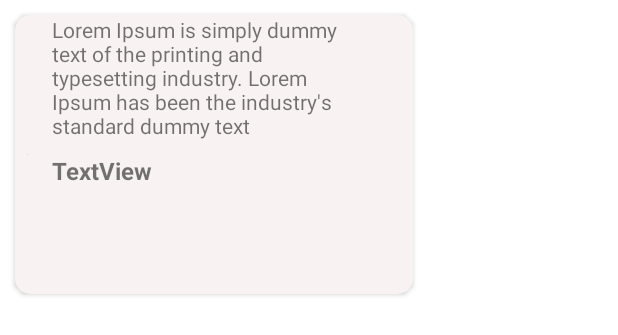
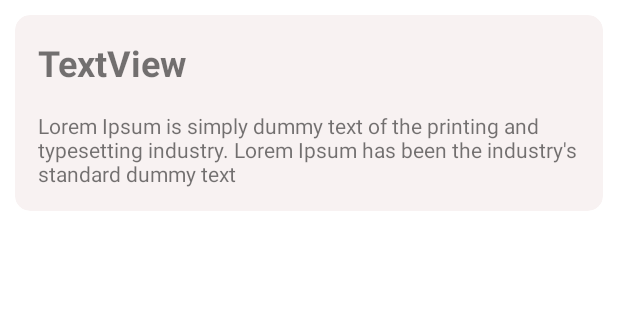
Before and after one commit to SenRecep/agriculture-application, an Android app: the layout post_item.xml on its own in the app's theme, with its tools: preview values and no code run, on a phone screen of 412 x 824 dp. Shown: the top 335 px of the screen. Run offline under Robolectric (Android 15) with nearby library versions, the phone set to English and light mode, and no system bars; network calls fail.

Commit message:
finish today

```diff
--- a/src/clients/android/app/src/main/java/com/example/agricultureapplication/MainActivity.kt
+++ b/src/clients/android/app/src/main/java/com/example/agricultureapplication/MainActivity.kt
@@ -89,7 +89,7 @@ class MainActivity : AppCompatActivity() {
     override fun onOptionsItemSelected(item: MenuItem): Boolean {
         return when (item.itemId) {
             R.id.action_info -> {
-                Toast.makeText(GlobalApp.getAppContext(), "Recep Şen (192804015)\nHikmet Gezmen (192804008)\nAli Eren Eriş (192802001)", Toast.LENGTH_LONG)
+                Toast.makeText(GlobalApp.getAppContext(), "Recep Şen (192804015)\nHikmet Gezmen (192804008)", Toast.LENGTH_LONG)
                     .show()
                 true
             }
--- a/src/clients/android/app/src/main/java/com/example/agricultureapplication/ui/posts/postsUpdate/postsUpdateFragment.kt
+++ b/src/clients/android/app/src/main/java/com/example/agricultureapplication/ui/posts/postsUpdate/postsUpdateFragment.kt
@@ -31,6 +31,10 @@ class postsUpdateFragment : Fragment() {
 
         fragmentView.txt_post_update_name.editText?.setText(args.post.Name)
         fragmentView.txt_post_update_content.editText?.setText(args.post.Content)
+        fragmentView.text_post_update_fertilizer.editText?.setText(args.post.Fertilizer)
+        fragmentView.txt_post_update_harvest.editText?.setText(args.post.Harvest)
+        fragmentView.txt_post_update_irrigation.editText?.setText(args.post.Irrigation)
+        fragmentView.txt_post_update_planting.editText?.setText(args.post.Planting)
 
         fragmentView.btn_fragment_post_update.setOnClickListener() {
             var postUpdateDto = PostUpdateDto(
--- a/src/clients/android/app/src/main/res/layout/post_item.xml
+++ b/src/clients/android/app/src/main/res/layout/post_item.xml
@@ -2,7 +2,7 @@
 <androidx.cardview.widget.CardView xmlns:android="http://schemas.android.com/apk/res/android"
     xmlns:app="http://schemas.android.com/apk/res-auto"
     xmlns:tools="http://schemas.android.com/tools"
-    android:layout_width="wrap_content"
+    android:layout_width="match_parent"
     android:layout_height="wrap_content"
     android:layout_margin="10dp"
     app:cardBackgroundColor="#F8F2F2"
@@ -13,8 +13,9 @@
     android:layout_margin="3dp">
 
     <androidx.constraintlayout.widget.ConstraintLayout
-        android:layout_width="wrap_content"
+        android:layout_width="match_parent"
         android:layout_height="wrap_content"
+        android:padding="15dp"
         tools:layout_editor_absoluteX="1dp"
         tools:layout_editor_absoluteY="36dp">
 
@@ -22,35 +23,22 @@
             android:id="@+id/txt_name"
             android:layout_width="wrap_content"
             android:layout_height="wrap_content"
-            android:layout_marginStart="16dp"
             android:text="TextView"
-            android:textSize="16sp"
+            android:textSize="24sp"
             android:textStyle="bold"
-            app:layout_constraintStart_toEndOf="@+id/image"
-            app:layout_constraintTop_toTopOf="@+id/image" />
-
-        <ImageView
-            android:id="@+id/image"
-            android:layout_width="wrap_content"
-            android:layout_height="wrap_content"
-            android:layout_marginStart="8dp"
-            android:layout_marginTop="8dp"
-            android:layout_marginBottom="8dp"
-            app:layout_constraintBottom_toBottomOf="parent"
             app:layout_constraintStart_toStartOf="parent"
-            app:layout_constraintTop_toTopOf="parent"
-            tools:srcCompat="@tools:sample/avatars" />
+            app:layout_constraintTop_toTopOf="parent" />
 
         <TextView
             android:id="@+id/txt_content"
-            android:layout_width="207dp"
-            android:layout_height="93dp"
-            android:layout_marginEnd="33dp"
+            android:layout_width="match_parent"
+            android:layout_height="match_parent"
+            android:layout_marginTop="16dp"
             android:maxLength="130"
             android:text="Lorem Ipsum is simply dummy text of the printing and typesetting industry. Lorem Ipsum has been the industry's standard dummy text ever since the 1500s, when an unknown printer took a galley of type and scrambled it to make a type"
-            app:layout_constraintBottom_toBottomOf="@+id/image"
             app:layout_constraintEnd_toEndOf="parent"
-            app:layout_constraintStart_toStartOf="@+id/txt_name" />
+            app:layout_constraintStart_toStartOf="@+id/txt_name"
+            app:layout_constraintTop_toBottomOf="@+id/txt_name" />
 
     </androidx.constraintlayout.widget.ConstraintLayout>
 </androidx.cardview.widget.CardView>
--- a/src/clients/android/app/src/main/res/layout/posts_add_fragment.xml
+++ b/src/clients/android/app/src/main/res/layout/posts_add_fragment.xml
@@ -8,8 +8,8 @@
     tools:context=".ui.posts.postsAdd.postsAddFragment">
 
     <ScrollView
-        android:layout_width="413dp"
-        android:layout_height="623dp"
+        android:layout_width="match_parent"
+        android:layout_height="match_parent"
         app:layout_constraintBottom_toBottomOf="parent"
         app:layout_constraintEnd_toEndOf="parent"
         app:layout_constraintHorizontal_bias="0.0"
@@ -29,6 +29,7 @@
             <TextView
                 android:layout_width="match_parent"
                 android:layout_height="wrap_content"
+                android:layout_marginTop="10dp"
                 android:layout_marginBottom="10dp"
                 android:gravity="center"
                 android:text="Create Plant"
```
Also changed, not shown: src/clients/android/app/src/main/res/layout/posts_detail_fragment.xml (+1 -9 lines).
